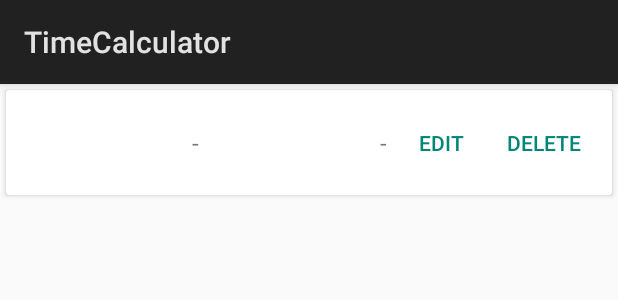
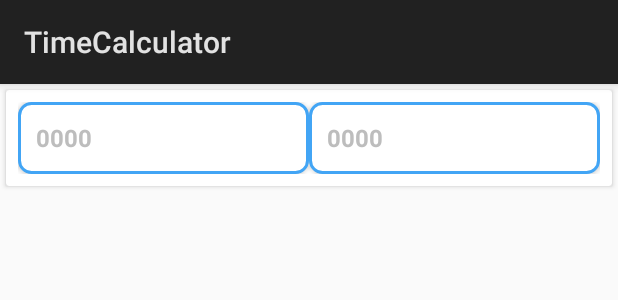
Before and after one commit to ConnorY97/TimeCalculator, an Android app built with Jetpack Compose: the layout interval_item.xml on its own in the app's theme, with its tools: preview values and no code run, on a phone screen of 412 x 824 dp. Shown: the top 300 px of the screen. Run offline under Robolectric (Android 15) with nearby library versions, the phone set to English and light mode, and no system bars.

Commit message:
Editing existing intervals improvements

```diff
--- a/app/src/main/res/layout/interval_item.xml
+++ b/app/src/main/res/layout/interval_item.xml
@@ -19,83 +19,43 @@
             android:orientation="horizontal"
             android:gravity="center_vertical">
 
-            <!-- Display mode -->
-            <TextView
-                android:id="@+id/startTimeText"
-                android:layout_width="0dp"
-                android:layout_height="wrap_content"
-                android:layout_weight="1"
-                android:textSize="16sp" />
-
-            <TextView
-                android:layout_width="wrap_content"
-                android:layout_height="wrap_content"
-                android:text=" - "
-                android:textSize="16sp" />
-
-            <TextView
-                android:id="@+id/endTimeText"
-                android:layout_width="0dp"
-                android:layout_height="wrap_content"
-                android:layout_weight="1"
-                android:textSize="16sp" />
-
-            <!-- Edit mode -->
             <EditText
                 android:id="@+id/startTimeEdit"
                 android:layout_width="0dp"
-                android:layout_height="wrap_content"
+                android:layout_height="48dp"
                 android:layout_weight="1"
+                android:hint="@string/start_time_edit"
                 android:inputType="number"
                 android:maxLength="4"
-                android:visibility="gone" />
-
-            <TextView
-                android:layout_width="wrap_content"
-                android:layout_height="wrap_content"
-                android:text=" - "
-                android:textSize="16sp" />
+                android:autofillHints="startTime"
+                android:background="@drawable/edit_text_background"
+                android:padding="12dp"
+                android:textSize="16sp"
+                android:textStyle="bold"
+                android:textColorHint="#BDBDBD"
+                android:elevation="2dp"
+                android:imeOptions="actionDone"
+                android:singleLine="true"
+                android:drawablePadding="8dp" />
 
             <EditText
                 android:id="@+id/endTimeEdit"
                 android:layout_width="0dp"
-                android:layout_height="wrap_content"
+                android:layout_height="48dp"
                 android:layout_weight="1"
+                android:hint="@string/end_time_edit"
                 android:inputType="number"
                 android:maxLength="4"
-                android:visibility="gone" />
-
-            <!-- Display mode buttons -->
-            <Button
-                android:id="@+id/editButton"
-                android:layout_width="wrap_content"
-                android:layout_height="wrap_content"
-                android:text="Edit"
-                style="?android:attr/buttonBarButtonStyle" />
-
-            <Button
-                android:id="@+id/deleteButton"
-                android:layout_width="wrap_content"
-                android:layout_height="wrap_content"
-                android:text="Delete"
-                style="?android:attr/buttonBarButtonStyle" />
-
-            <!-- Edit mode buttons -->
-            <Button
-                android:id="@+id/saveButton"
-                android:layout_width="wrap_content"
-                android:layout_height="wrap_content"
-                android:text="Save"
-                android:visibility="gone"
-                style="?android:attr/buttonBarButtonStyle" />
-
-            <Button
-                android:id="@+id/cancelButton"
-                android:layout_width="wrap_content"
-                android:layout_height="wrap_content"
-                android:text="Cancel"
-                android:visibility="gone"
-                style="?android:attr/buttonBarButtonStyle" />
+                android:autofillHints="startTime"
+                android:background="@drawable/edit_text_background"
+                android:padding="12dp"
+                android:textSize="16sp"
+                android:textStyle="bold"
+                android:textColorHint="#BDBDBD"
+                android:elevation="2dp"
+                android:imeOptions="actionDone"
+                android:singleLine="true"
+                android:drawablePadding="8dp" />
         </LinearLayout>
     </LinearLayout>
 </androidx.cardview.widget.CardView>
--- a/app/src/main/res/values/strings.xml
+++ b/app/src/main/res/values/strings.xml
@@ -16,4 +16,6 @@
     <string name="sub_menu_save">Save</string>
     <string name="sub_menu_main_manu">Main Manu</string>
     <string name="sub_menu_exit">Exit</string>
+    <string name="start_time_edit">0000</string>
+    <string name="end_time_edit">0000</string>
 </resources>
```
Also changed, not shown: app/src/main/java/com/example/timecalculator/time-calculator-adapter.kt (+43 -84 lines), 1 other file.
